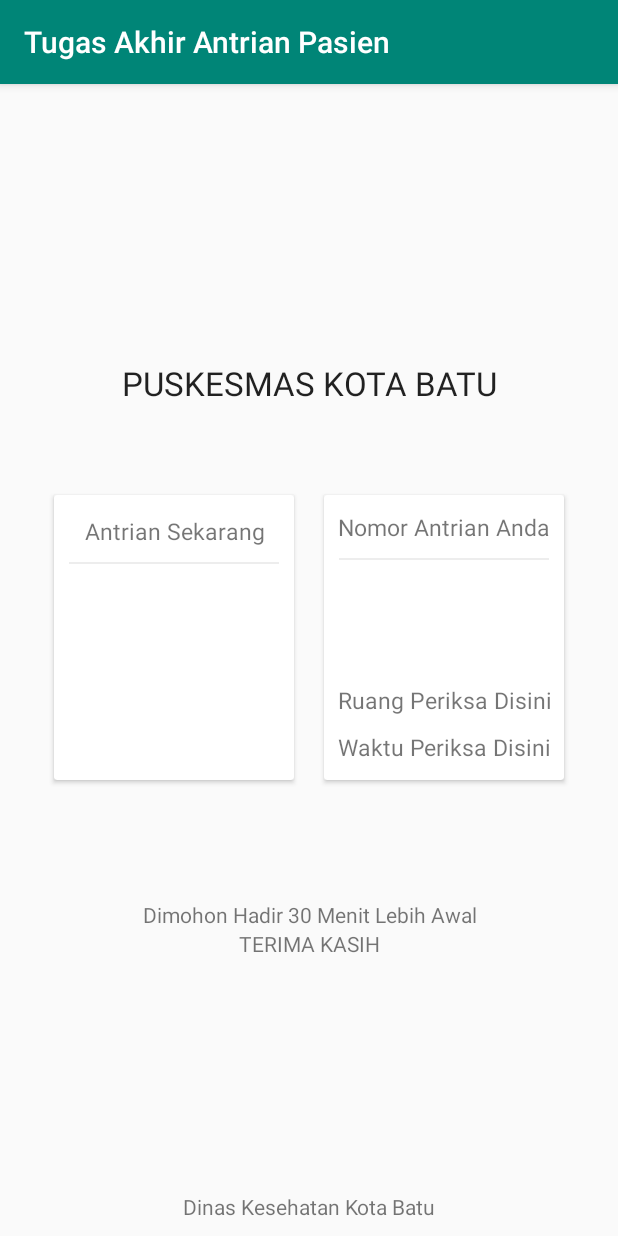
After one commit to remizarezho/Tugas-Akhir-Antrian-Pasien, an Android app: the nomor_antrian2 screen opened directly, with no data from a screen before it, on a phone screen of 412 x 824 dp. The commit adds this screen. Run offline under Robolectric (Android 15) with nearby library versions, the phone set to English and light mode, and no system bars; our stand-ins replace Firebase (no records; nobody signed in at launch, a user with empty details on screens opened directly).

Commit message:
+tambah layout nomor dan java nya di jadwal

```diff
--- a/Aplikasi/app/src/main/AndroidManifest.xml
+++ b/Aplikasi/app/src/main/AndroidManifest.xml
@@ -14,7 +14,8 @@
         android:roundIcon="@mipmap/ic_launcher_round"
         android:supportsRtl="true"
         android:theme="@style/AppTheme">
-        <activity android:name=".ActivityTambahInformasi"></activity>
+        <activity android:name=".nomor_antrian2"></activity>
+        <activity android:name=".ActivityTambahInformasi" />
         <activity android:name=".DetailPoli" />
         <activity android:name=".panggil_nomor" />
         <activity android:name=".profile" />
--- a/Aplikasi/app/src/main/java/com/example/tugasakhirantrianpasien/PoliKlinik.java
+++ b/Aplikasi/app/src/main/java/com/example/tugasakhirantrianpasien/PoliKlinik.java
@@ -59,6 +59,12 @@ public class PoliKlinik extends AppCompatActivity {
             }
         });
 
+        if (tools.getSharedPreferenceString(this, "level", "").equals("1")) {
+            btnEditPas2.setVisibility(View.GONE);
+        }else {
+
+        }
+
         db = FirebaseFirestore.getInstance();
         db.collection("poli")
                 .get()
--- /dev/null
+++ b/Aplikasi/app/src/main/java/com/example/tugasakhirantrianpasien/nomor_antrian2.java
@@ -0,0 +1,158 @@
+package com.example.tugasakhirantrianpasien;
+
+import android.support.v7.app.AppCompatActivity;
+import android.os.Bundle;
+import android.util.Log;
+import android.widget.TextView;
+import android.widget.Toast;
+
+import com.example.tugasakhirantrianpasien.model.NomorAntrianModel;
+import com.google.firebase.database.DataSnapshot;
+import com.google.firebase.database.DatabaseError;
+import com.google.firebase.database.DatabaseReference;
+import com.google.firebase.database.FirebaseDatabase;
+import com.google.firebase.database.ValueEventListener;
+
+import java.text.SimpleDateFormat;
+import java.util.Date;
+import java.util.Locale;
+
+public class nomor_antrian2 extends AppCompatActivity {
+    private TextView rngPeriksa;
+    private TextView nmrAntrian;
+    private TextView noKtp;
+    private TextView namaPasien;
+    private TextView waktu;
+
+    String poli;
+    String nomor;
+    String nik;
+    String nmPasien;
+    String wkt;
+    FirebaseDatabase database;
+    String date="";
+    NomorAntrianModel  model ;
+    NomorAntrianModel  modelNow ;
+
+    TextView tv_nomor_anda,tv_nomor_now, tv_ruangperiksa_anda, tv_waktu_anda;
+    @Override
+    protected void onCreate(Bundle savedInstanceState) {
+        super.onCreate(savedInstanceState);
+        setContentView(R.layout.activity_nomor_antrian2);
+        poli = getIntent().getStringExtra("poli");
+        wkt = getIntent().getStringExtra("waktu");
+
+
+        tv_nomor_anda = findViewById(R.id.tv_nomor_anda);
+        tv_nomor_now= findViewById(R.id.tv_nomor_now);
+        tv_ruangperiksa_anda= findViewById(R.id.tv_ruangperiksa_anda);
+        tv_waktu_anda= findViewById(R.id.tv_waktu_anda);
+
+
+        database = FirebaseDatabase.getInstance();
+        SimpleDateFormat format2= null;
+        if (android.os.Build.VERSION.SDK_INT >= android.os.Build.VERSION_CODES.LOLLIPOP) {
+            format2 = new SimpleDateFormat("EEEE, dd MMMM yyyy", Locale.forLanguageTag("in"));
+        }
+        date= format2.format(new Date());
+
+//        rngPeriksa.setText(poli);
+//        waktu.setText(wkt);
+//        namaPasien.setText(tools.getSharedPreferenceString(this, "nama", ""));
+//        noKtp.setText(tools.getSharedPreferenceString(this, "nik", ""));
+//        nmrAntrian.setText(getIntent().getStringExtra("nomor"));
+
+
+        getNomorAntrianAnda();
+        getNomorAntrianRealTime();
+
+    }
+
+    boolean isfound=false;
+
+    private void getNomorAntrianAnda(){
+        isfound=false;
+        DatabaseReference myRef = database.getReference(date          );
+
+
+        myRef.addValueEventListener(new ValueEventListener() {
+            @Override
+            public void onDataChange(DataSnapshot dataSnapshot) {
+
+                for (DataSnapshot userSnapshot: dataSnapshot.getChildren()) {
+                    Log.d("aaa", "onDataChange: ");
+                    Log.d("aaa", "onDataChange: ");
+                    if (userSnapshot.getChildrenCount()>0){
+                        if ( userSnapshot.child("nik").getValue().toString().equals(tools.getSharedPreferenceString(nomor_antrian2.this, "nik", ""))){
+                            isfound=true;
+                            model = new NomorAntrianModel(
+                                    userSnapshot.child("nik").getValue().toString(),
+                                    userSnapshot.child("nomor").getValue().toString(),
+                                    userSnapshot.child("nama").getValue().toString(),
+                                    userSnapshot.child("poli").getValue().toString(),
+                                    userSnapshot.child("waktu").getValue().toString(),
+                                    Boolean.getBoolean(userSnapshot.child("status").getValue().toString())
+                            );
+                            tv_nomor_anda  .setText(model.getNomor());
+                            tv_ruangperiksa_anda  .setText(model.getPoli());
+                            tv_waktu_anda  .setText(model.getWaktu());
+
+                            break;
+                        }
+                    }
+                }
+
+            }
+
+            @Override
+            public void onCancelled(DatabaseError error) {
+
+            }
+        });
+
+
+    }
+
+    private void getNomorAntrianRealTime(){
+        isfound=false;
+        DatabaseReference myRef = database.getReference(date);
+
+
+        myRef.addValueEventListener(new ValueEventListener() {
+            @Override
+            public void onDataChange(DataSnapshot dataSnapshot) {
+                for (DataSnapshot userSnapshot: dataSnapshot.getChildren()) {
+                    Log.d("aaa", "onDataChange: ");
+                    Log.d("aaa", "onDataChange: ");
+                    if (userSnapshot.getChildrenCount()>0){
+                        if (userSnapshot.child("status").getValue().toString().equals("false")) {
+                            isfound=true;
+                            modelNow = new NomorAntrianModel(
+                                    userSnapshot.child("nik").getValue().toString(),
+                                    userSnapshot.child("nomor").getValue().toString(),
+                                    userSnapshot.child("nama").getValue().toString(),
+                                    userSnapshot.child("poli").getValue().toString(),
+                                    userSnapshot.child("waktu").getValue().toString(),
+                                    Boolean.getBoolean(userSnapshot.child("status").getValue().toString())
+                            );
+
+                            break;
+                        }
+                    }
+                }
+
+                if (isfound){
+                    tv_nomor_now.setText(modelNow.getNomor());
+                }
+            }
+
+            @Override
+            public void onCancelled(DatabaseError error) {
+
+            }
+        });
+
+
+    }
+
+}
--- a/Aplikasi/app/src/main/res/layout/activity_informasi.xml
+++ b/Aplikasi/app/src/main/res/layout/activity_informasi.xml
@@ -18,7 +18,7 @@
             android:layout_height="match_parent"
             android:textAlignment="center"
             android:text="INFORMASI"
-            android:textSize="20dp"/>
+            android:textSize="50dp"/>
     </LinearLayout>
 
     <TextView
--- /dev/null
+++ b/Aplikasi/app/src/main/res/layout/activity_nomor_antrian2.xml
@@ -0,0 +1,137 @@
+<?xml version="1.0" encoding="utf-8"?>
+<RelativeLayout xmlns:android="http://schemas.android.com/apk/res/android"
+    xmlns:app="http://schemas.android.com/apk/res-auto"
+    xmlns:tools="http://schemas.android.com/tools"
+    android:layout_width="match_parent"
+    android:layout_height="match_parent"
+    tools:context=".nomor_antrian">
+
+    <LinearLayout
+        android:layout_width="match_parent"
+        android:layout_height="wrap_content"
+        android:layout_centerVertical="true"
+        android:orientation="vertical"
+        android:padding="16dp">
+
+        <TextView
+            android:layout_width="match_parent"
+            android:layout_height="wrap_content"
+            android:text="PUSKESMAS KOTA BATU"
+            android:textAlignment="center"
+            android:textAppearance="@style/Base.TextAppearance.AppCompat.Large"/>
+
+        <LinearLayout
+            android:id="@+id/layout_nomor_pasien"
+            android:layout_width="match_parent"
+            android:layout_height="wrap_content"
+            android:gravity="center_horizontal"
+            android:layout_marginTop="50dp">
+            <android.support.v7.widget.CardView
+                android:id="@+id/cv_nomor_now"
+                android:foreground="?android:attr/selectableItemBackground"
+                android:clickable="true"
+                android:layout_width="160dp"
+                android:layout_height="190dp"
+                android:layout_margin="10dp">
+                <LinearLayout
+                    android:layout_width="match_parent"
+                    android:layout_height="match_parent"
+                    android:gravity="center_horizontal"
+                    android:orientation="vertical">
+                    <TextView
+                        android:layout_width="wrap_content"
+                        android:layout_height="wrap_content"
+                        android:text="Antrian Sekarang"
+                        android:gravity="center"
+                        android:layout_marginTop="13.5dp"
+                        android:textSize="15dp"/>
+                    <View
+                        android:layout_width="match_parent"
+                        android:layout_height="1dp"
+                        android:layout_margin="10dp"
+                        android:background="@color/lightgray" />
+                    <TextView
+                        android:id="@+id/tv_nomor_now"
+                        android:layout_width="wrap_content"
+                        android:layout_height="wrap_content"
+
+                        android:gravity="center"
+                        android:textSize="50dp"/>
+
+                </LinearLayout>
+            </android.support.v7.widget.CardView>
+
+            <android.support.v7.widget.CardView
+                android:id="@+id/cv_nomor_anda"
+                android:foreground="?android:attr/selectableItemBackground"
+                android:clickable="true"
+                android:layout_width="160dp"
+                android:layout_height="190dp"
+                android:layout_margin="10dp">
+                <LinearLayout
+                    android:layout_width="match_parent"
+                    android:layout_height="match_parent"
+                    android:gravity="center"
+                    android:orientation="vertical">
+                    <TextView
+                        android:layout_width="wrap_content"
+                        android:layout_height="wrap_content"
+                        android:text="Nomor Antrian Anda"
+                        android:gravity="center"
+                        android:textSize="15dp"/>
+                    <View
+                        android:layout_width="match_parent"
+                        android:layout_height="1dp"
+                        android:layout_margin="10dp"
+                        android:background="@color/lightgray" />
+                    <TextView
+                        android:id="@+id/tv_nomor_anda"
+                        android:layout_width="wrap_content"
+                        android:layout_height="wrap_content"
+
+                        android:gravity="center"
+                        android:textSize="50dp"/>
+                    <TextView
+                        android:id="@+id/tv_ruangperiksa_anda"
+                        android:layout_width="match_parent"
+                        android:layout_height="wrap_content"
+                        android:text="Ruang Periksa Disini"
+                        android:textAlignment="center"
+                        android:layout_marginTop="5dp"
+                        android:textSize="15dp"/>
+
+                    <TextView
+                        android:id="@+id/tv_waktu_anda"
+                        android:layout_width="wrap_content"
+                        android:layout_height="wrap_content"
+                        android:textAlignment="center"
+                        android:text="Waktu Periksa Disini"
+                        android:layout_marginTop="10dp"
+                        android:textSize="15dp"/>
+
+
+                </LinearLayout>
+            </android.support.v7.widget.CardView>
+        </LinearLayout>
+        <TextView
+            android:layout_width="match_parent"
+            android:layout_height="wrap_content"
+            android:text="Dimohon Hadir 30 Menit Lebih Awal"
+            android:layout_marginTop="70dp"
+            android:textAlignment="center"/>
+        <TextView
+            android:layout_width="match_parent"
+            android:layout_height="wrap_content"
+            android:text="TERIMA KASIH"
+            android:textAlignment="center"/>
+    </LinearLayout>
+
+    <TextView
+        android:layout_width="match_parent"
+        android:layout_height="wrap_content"
+        android:text="Dinas Kesehatan Kota Batu"
+        android:textAlignment="center"
+        android:padding="10dp"
+        android:layout_alignParentBottom="true"/>
+
+</RelativeLayout>
--- a/Aplikasi/app/src/main/res/layout/popup_window_data_pasien.xml
+++ b/Aplikasi/app/src/main/res/layout/popup_window_data_pasien.xml
@@ -12,6 +12,7 @@
 
 
         <LinearLayout
+            android:id="@+id/Linier_pasienBpjs"
             android:layout_width="match_parent"
             android:layout_height="wrap_content"
             android:orientation="horizontal">
@@ -30,6 +31,7 @@
                 android:text=" "/>
         </LinearLayout>
         <LinearLayout
+            android:id="@+id/Linier_pasienNik"
             android:layout_width="match_parent"
             android:layout_height="wrap_content"
             android:orientation="horizontal">
```
Also changed, not shown: Aplikasi/app/src/main/java/com/example/tugasakhirantrianpasien/LihatDataPasien2.java (+8 -1 lines), Aplikasi/app/src/main/java/com/example/tugasakhirantrianpasien/activity_informasi.java (+8 -1 lines), Aplikasi/app/src/main/java/com/example/tugasakhirantrianpasien/jadwal.java (+11 -2 lines), Aplikasi/app/src/main/res/layout/activity_jadwal.xml (+19 -3 lines).
